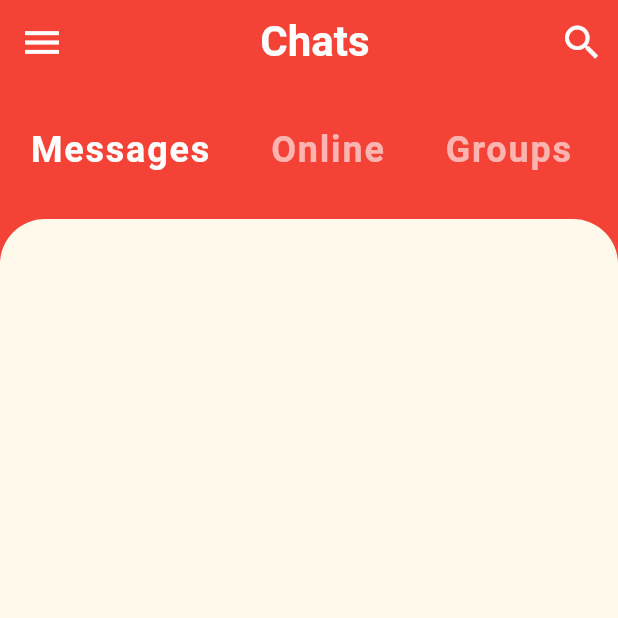
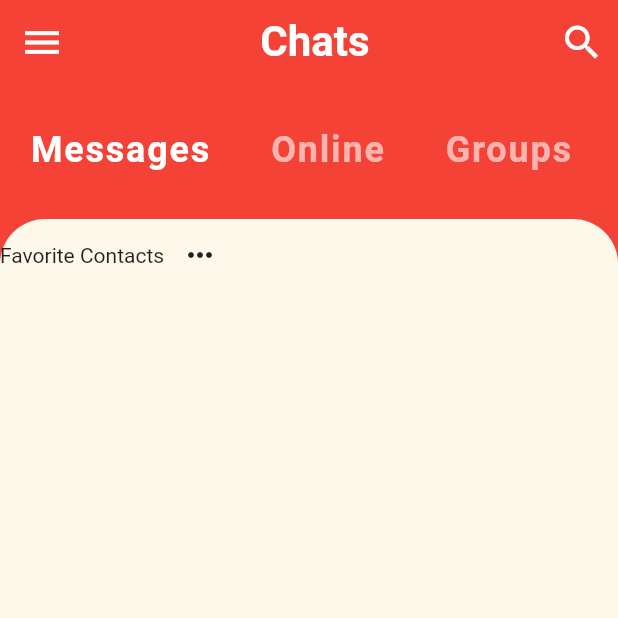
Before and after one commit to AbhinavRobinson/flutter-chat, a Flutter app: the screen it shows after launch, on a phone screen of 412 x 824 dp, the top half of it. Run offline on Flutter 3.47's test engine with Material 2 defaults, Android fonts, the phone set to English and light mode, and no system bars.

Commit message:
(feat): add fav contacts

```diff
--- a/lib/screens/home_screen.dart
+++ b/lib/screens/home_screen.dart
@@ -1,5 +1,6 @@
 import 'package:flutter/material.dart';
 import 'package:flutter_chat/widgets/category_selector.dart';
+import 'package:flutter_chat/widgets/favorite_contacts.dart';
 
 class HomeScreen extends StatefulWidget {
   @override
@@ -49,6 +50,11 @@ class _HomeScreenState extends State<HomeScreen> {
                   topRight: Radius.circular(30.0),
                 ),
               ),
+              child: Column(
+                children: <Widget>[
+                  FavoriteContacts(),
+                ],
+              ),
             ),
           )
         ],
--- /dev/null
+++ b/lib/widgets/favorite_contacts.dart
@@ -0,0 +1,20 @@
+import 'package:flutter/material.dart';
+
+class FavoriteContacts extends StatelessWidget {
+  const FavoriteContacts({Key key}) : super(key: key);
+
+  @override
+  Widget build(BuildContext context) {
+    return Row(
+      children: <Widget>[
+        Text('Favorite Contacts'),
+        IconButton(
+          icon: Icon(
+            Icons.more_horiz,
+          ),
+          onPressed: () {},
+        ),
+      ],
+    );
+  }
+}
```
